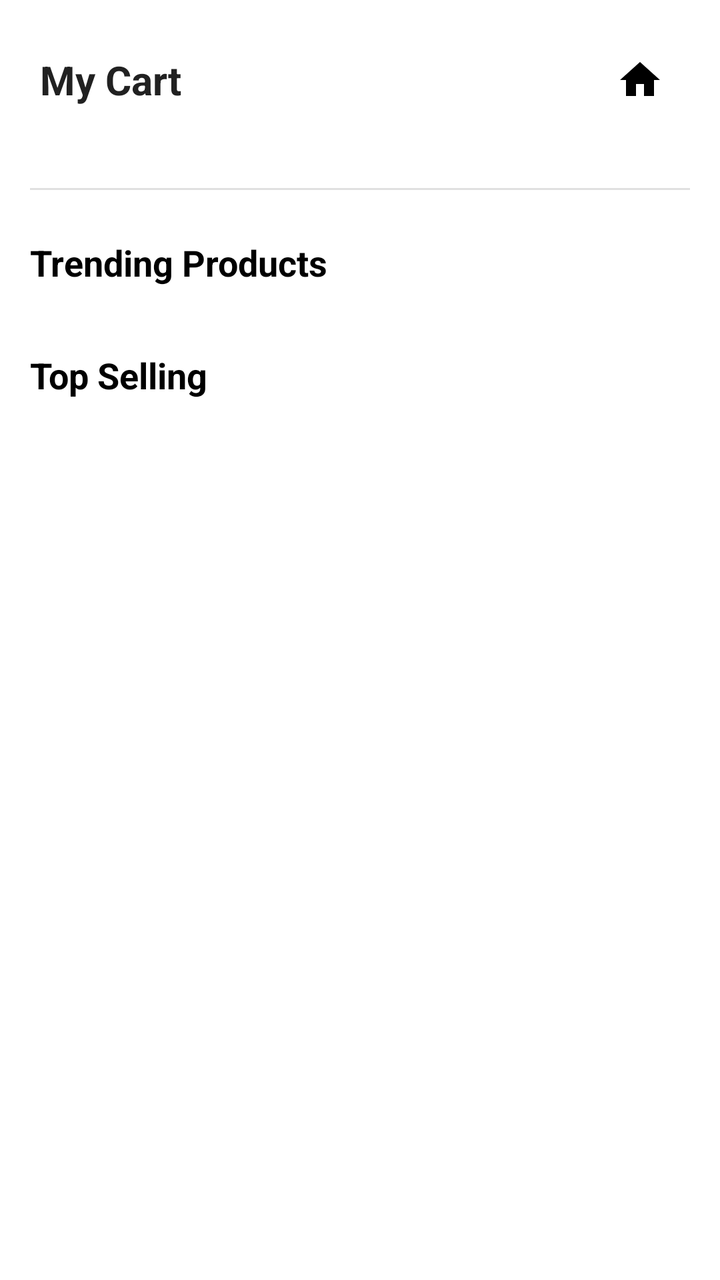
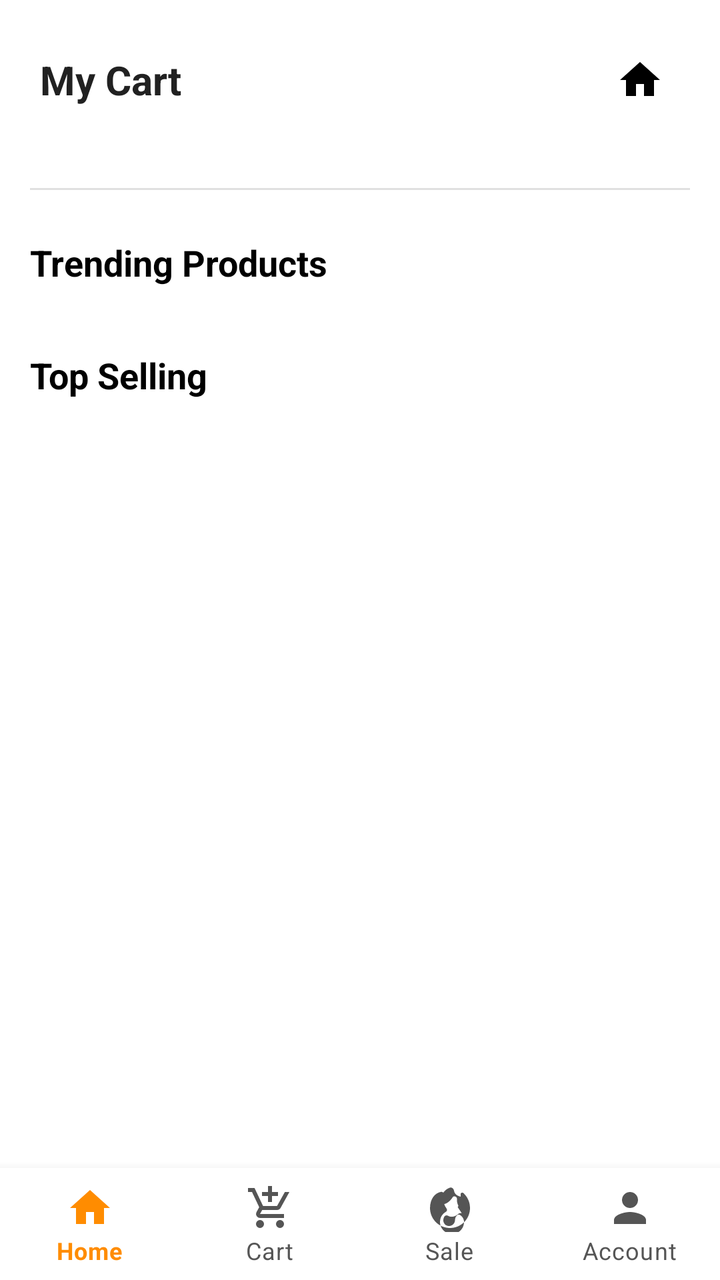

The first picture is an Android layout as it rendered before a commit; the second is the same layout after the commit. The layout source and the unified diff follow.
<!-- AndroidManifest.xml: application theme Theme.BulkAgrochem -->
<!-- res/layout/activity_cart.xml -->
<?xml version="1.0" encoding="utf-8"?>
<LinearLayout xmlns:android="http://schemas.android.com/apk/res/android"
    xmlns:app="http://schemas.android.com/apk/res-auto"
    android:layout_width="match_parent"
    android:layout_height="match_parent"
    android:orientation="vertical"
    android:fitsSystemWindows="true"
    android:background="@color/white">

    <RelativeLayout
        android:layout_width="match_parent"
        android:layout_height="wrap_content"
        android:layout_margin="20dp">

        <TextView
            android:layout_width="wrap_content"
            android:layout_height="wrap_content"
            android:text="My Cart"
            android:textSize="20sp"
            android:textStyle="bold"
            android:textColor="#212121"
            android:layout_centerVertical="true"/>

        <ImageButton
            android:id="@+id/btnHome"
            android:layout_width="40dp"
            android:layout_height="40dp"
            android:src="@drawable/ic_home"
            android:background="?attr/selectableItemBackgroundBorderless"
            android:layout_alignParentEnd="true"
            android:layout_centerVertical="true"
            android:contentDescription="Go to home"
            android:padding="8dp"
            app:tint="@color/black"/>

    </RelativeLayout>

    <androidx.core.widget.NestedScrollView
        android:layout_width="match_parent"
        android:layout_height="0dp"
        android:layout_weight="1">

        <LinearLayout
            android:layout_width="match_parent"
            android:layout_height="wrap_content"
            android:orientation="vertical"
            android:paddingLeft="15dp"
            android:paddingRight="15dp">

            <LinearLayout
                android:layout_width="match_parent"
                android:layout_height="wrap_content"
                android:orientation="vertical"
                android:background="@drawable/menu_divider_bg"
                android:paddingBottom="10dp">

                <TextView
                    android:id="@+id/txtEmptyCart"
                    android:layout_width="match_parent"
                    android:layout_height="wrap_content"
                    android:text="Your cart is empty"
                    android:textSize="18sp"
                    android:textStyle="bold"
                    android:textColor="#757575"
                    android:gravity="center"
                    android:padding="24dp"
                    android:visibility="gone"/>

                <Button
                    android:id="@+id/browseProductBtn"
                    android:layout_height="wrap_content"
                    android:layout_width="wrap_content"
                    android:layout_marginTop="10dp"
                    android:layout_gravity="center_horizontal"
                    android:text="Browse Products"
                    android:textAllCaps="false"
                    android:backgroundTint="@color/green"
                    android:textColor="@color/white"
                    android:textSize="18sp"
                    android:visibility="gone"
                    />

                <androidx.recyclerview.widget.RecyclerView
                    android:id="@+id/rvCart"
                    android:layout_width="match_parent"
                    android:layout_height="wrap_content"
                    android:layout_marginTop="5dp"
                    android:nestedScrollingEnabled="false"
                    />

            </LinearLayout>

            
            <TextView
                android:id="@+id/txtTrendingTitle"
                android:layout_width="wrap_content"
                android:layout_height="wrap_content"
                android:text="Trending Products"
                android:textSize="18sp"
                android:textStyle="bold"
                android:layout_marginTop="24dp"
                android:textColor="@color/black" />

            <HorizontalScrollView
                android:id="@+id/skeleton_trending"
                android:layout_width="match_parent"
                android:layout_height="wrap_content"
                android:scrollbars="none"
                android:visibility="gone">
                <LinearLayout android:layout_width="wrap_content" android:layout_height="wrap_content" android:orientation="horizontal">
                    <include layout="@layout/item_skeleton_product"/>
                    <include layout="@layout/item_skeleton_product"/>
                    <include layout="@layout/item_skeleton_product"/>
                </LinearLayout>
            </HorizontalScrollView>

            <androidx.recyclerview.widget.RecyclerView
                android:id="@+id/rvTrending"
                android:layout_width="match_parent"
                android:layout_height="wrap_content"
                android:orientation="horizontal"
                android:layout_marginTop="8dp"
                app:layoutManager="androidx.recyclerview.widget.LinearLayoutManager" />

            
            <TextView
                android:id="@+id/txtTopSellingTitle"
                android:layout_width="wrap_content"
                android:layout_height="wrap_content"
                android:text="Top Selling"
                android:textSize="18sp"
                android:textStyle="bold"
                android:layout_marginTop="24dp"
                android:textColor="@color/black" />

            <HorizontalScrollView
                android:id="@+id/skeleton_topselling"
                android:layout_width="match_parent"
                android:layout_height="wrap_content"
                android:scrollbars="none"
                android:visibility="gone">
                <LinearLayout android:layout_width="wrap_content" android:layout_height="wrap_content" android:orientation="horizontal">
                    <include layout="@layout/item_skeleton_product"/>
                    <include layout="@layout/item_skeleton_product"/>
                    <include layout="@layout/item_skeleton_product"/>
                </LinearLayout>
            </HorizontalScrollView>

            <androidx.recyclerview.widget.RecyclerView
                android:id="@+id/rvTopSelling"
                android:layout_width="match_parent"
                android:layout_height="wrap_content"
                android:orientation="horizontal"
                android:layout_marginTop="8dp"
                android:layout_marginBottom="16dp"
                app:layoutManager="androidx.recyclerview.widget.LinearLayoutManager" />

        </LinearLayout>
    </androidx.core.widget.NestedScrollView>

    <LinearLayout
        android:id="@+id/payLinearLayout"
        android:layout_width="match_parent"
        android:layout_height="wrap_content"
        android:orientation="horizontal"
        android:layout_marginLeft="-5dp"
        android:layout_marginRight="-5dp"
        android:gravity="center_vertical"
        android:background="@drawable/border_for_btn"
        android:paddingLeft="15dp"
        android:paddingRight="15dp"
        android:visibility="gone"
        >

        <TextView
            android:layout_width="wrap_content"
            android:layout_height="wrap_content"
            android:text="Total Price : "
            android:textColor="@color/black"
            android:textStyle="bold"
            android:textSize="18sp"
            />

        <TextView
            android:id="@+id/txtTotal"
            android:layout_width="0dp"
            android:layout_height="wrap_content"
            android:layout_weight="1"
            android:text="₹0"
            android:textSize="18sp"
            android:textStyle="bold"
            android:textColor="#2E7D32"
            />

        <Button
            android:id="@+id/payBtn"
            android:layout_width="wrap_content"
            android:layout_height="wrap_content"
            android:text="Pay"
            android:backgroundTint="@color/green"
            android:textColor="@color/white"
            android:textSize="18sp"
            />

    </LinearLayout>
</LinearLayout>
<!-- res/layout/item_skeleton_product.xml (included above) -->
<?xml version="1.0" encoding="utf-8"?>
<androidx.cardview.widget.CardView xmlns:android="http://schemas.android.com/apk/res/android"
    xmlns:app="http://schemas.android.com/apk/res-auto"
    android:layout_width="150dp"
    android:layout_height="200dp"
    android:layout_margin="8dp"
    app:cardCornerRadius="8dp"
    app:cardElevation="2dp">

    <LinearLayout
        android:layout_width="match_parent"
        android:layout_height="match_parent"
        android:orientation="vertical"
        android:padding="8dp">

        <View
            android:layout_width="match_parent"
            android:layout_height="120dp"
            android:background="@drawable/bg_skeleton" />

        <View
            android:layout_width="match_parent"
            android:layout_height="16dp"
            android:layout_marginTop="8dp"
            android:background="@drawable/bg_skeleton" />

        <View
            android:layout_width="80dp"
            android:layout_height="14dp"
            android:layout_marginTop="4dp"
            android:background="@drawable/bg_skeleton" />

    </LinearLayout>
</androidx.cardview.widget.CardView>
<!-- resources referenced by this layout -->
<resources>
  <color name="black">#FF000000</color>
  <color name="green">#4CAF50</color>
  <color name="white">#FFFFFFFF</color>
  <!-- drawable bg_skeleton (drawable) -->
  <?xml version="1.0" encoding="utf-8"?>
  <shape xmlns:android="http://schemas.android.com/apk/res/android">
      <solid android:color="#E0E0E0" />
      <corners android:radius="4dp" />
  </shape>
  <!-- drawable border_for_btn (drawable) -->
  <?xml version="1.0" encoding="utf-8"?>
  <shape xmlns:android="http://schemas.android.com/apk/res/android"
      android:shape="rectangle">
      <solid android:color="@android:color/white" />
      <stroke
          android:width="1dp"
          android:color="#000000" />
  </shape>
  <!-- drawable ic_home (drawable) -->
  <vector xmlns:android="http://schemas.android.com/apk/res/android"
      android:width="24dp"
      android:height="24dp"
      android:viewportWidth="24"
      android:viewportHeight="24"
      android:tint="@color/black">
    <path
        android:fillColor="@android:color/white"
        android:pathData="M10,20V14H14V20H19V12H22L12,3L2,12H5V20H10Z"/>
  </vector>
  <!-- drawable menu_divider_bg (drawable) -->
  <?xml version="1.0" encoding="utf-8"?>
  <layer-list xmlns:android="http://schemas.android.com/apk/res/android">
      <item android:bottom="1dp">
          <shape android:shape="rectangle">
              <solid android:color="@android:color/white" />
          </shape>
      </item>
      <item android:gravity="bottom" android:height="1dp">
           <shape android:shape="rectangle">
               <solid android:color="#E0E0E0"/>
           </shape>
      </item>
  </layer-list>
  <style name="Theme.BulkAgrochem" parent="Base.Theme.BulkAgrochem" />
  <style name="Base.Theme.BulkAgrochem" parent="Theme.MaterialComponents.DayNight.NoActionBar">
          
          <item name="colorPrimary">@color/colorPrimary</item>
          <item name="colorPrimaryVariant">@color/colorPrimaryDark</item>
          <item name="colorOnPrimary">@color/colorOnPrimary</item>
  
          <item name="android:windowBackground">@color/app_background</item>
          <item name="colorSurface">@color/app_background</item>
  
          
          <item name="android:statusBarColor">@color/black</item>
          
          <item name="android:windowLightStatusBar">true</item>
      </style>
  <color name="colorPrimary">@color/orange_brand</color>
  <color name="colorPrimaryDark">@color/black</color>
  <color name="colorOnPrimary">@color/white</color>
  <color name="app_background">#F5F5F5</color>
  <color name="orange_brand">#FF6A00</color>
</resources>

<!-- the commit's change to res/layout/activity_cart.xml (unified diff, before → after) -->
@@ -203,6 +203,9 @@
             />
 
     </LinearLayout>
+
+    <include layout="@layout/layout_bottom_nav" />
+
 </LinearLayout>
 <!-- res/layout/item_skeleton_product.xml (included above) -->
 <?xml version="1.0" encoding="utf-8"?>
@@ -239,3 +242,17 @@
 
     </LinearLayout>
 </androidx.cardview.widget.CardView>
+<!-- res/layout/layout_bottom_nav.xml (included above) -->
+<?xml version="1.0" encoding="utf-8"?>
+<com.google.android.material.bottomnavigation.BottomNavigationView
+    xmlns:android="http://schemas.android.com/apk/res/android"
+    xmlns:app="http://schemas.android.com/apk/res-auto"
+    android:id="@+id/bottom_navigation"
+    android:layout_width="match_parent"
+    android:layout_height="wrap_content"
+    android:background="@android:color/white"
+    app:menu="@menu/bottom_nav_menu"
+    app:labelVisibilityMode="labeled"
+    app:itemIconTint="@color/bottom_nav_colors"
+    app:itemTextColor="@color/bottom_nav_colors"
+    app:elevation="8dp" />
<!-- resource entries referenced after the edit -->
@@ -44,24 +44,22 @@
       </item>
   </layer-list>
   <style name="Theme.BulkAgrochem" parent="Base.Theme.BulkAgrochem" />
-  <style name="Base.Theme.BulkAgrochem" parent="Theme.MaterialComponents.DayNight.NoActionBar">
+  <style name="Base.Theme.BulkAgrochem" parent="Theme.MaterialComponents.Light.NoActionBar">
           
           <item name="colorPrimary">@color/colorPrimary</item>
           <item name="colorPrimaryVariant">@color/colorPrimaryDark</item>
           <item name="colorOnPrimary">@color/colorOnPrimary</item>
   
-          <item name="android:windowBackground">@color/app_background</item>
-          <item name="colorSurface">@color/app_background</item>
+          <item name="android:windowBackground">@android:color/white</item>
+          <item name="colorSurface">@android:color/white</item>
   
           
-          <item name="android:statusBarColor">@color/black</item>
-          
+          <item name="android:statusBarColor">@android:color/white</item>
           <item name="android:windowLightStatusBar">true</item>
       </style>
   <color name="colorPrimary">@color/orange_brand</color>
   <color name="colorPrimaryDark">@color/black</color>
   <color name="colorOnPrimary">@color/white</color>
-  <color name="app_background">#F5F5F5</color>
   <color name="orange_brand">#FF6A00</color>
 </resources>
 
